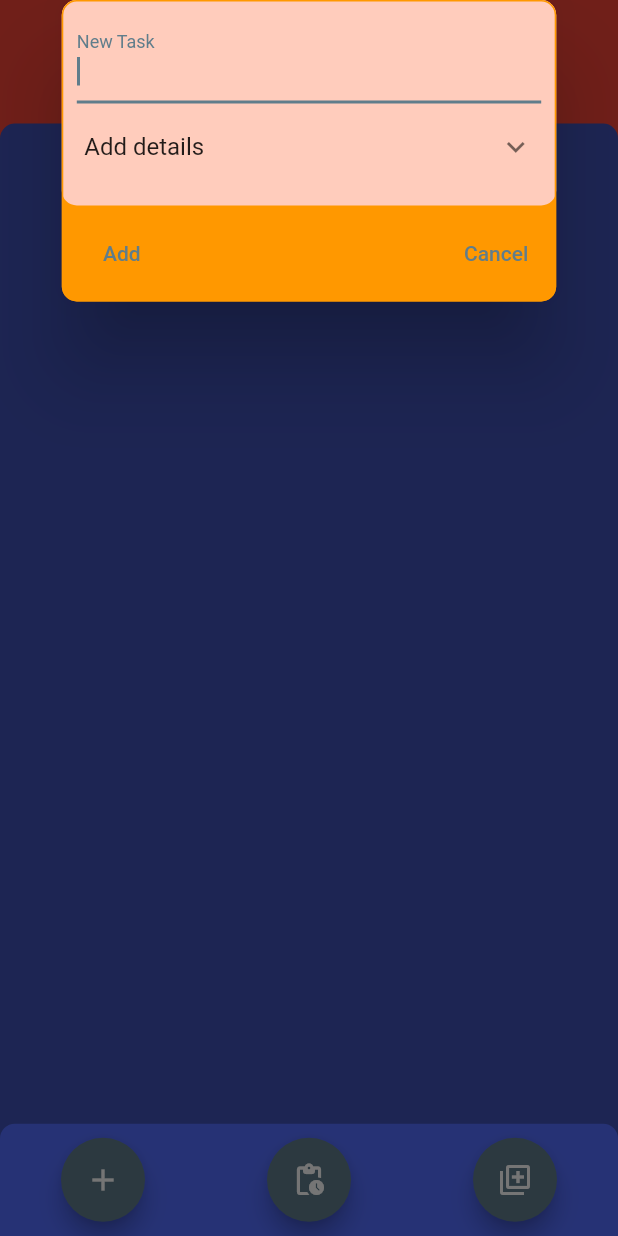
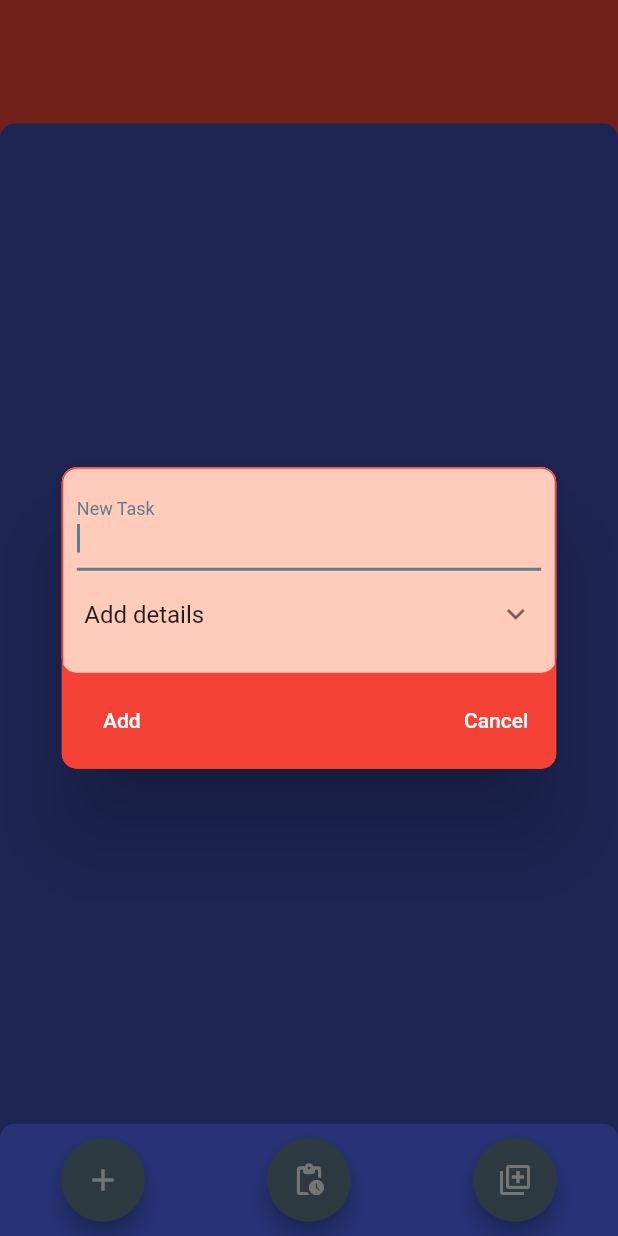
Before and after one commit to egemenongel/todeer, a Flutter app: the ListPage screen opened directly with empty values, after a tap on the "add" icon, on a phone screen of 412 x 824 dp. Run offline on Flutter 3.47's test engine with Material 2 defaults, Android fonts, the phone set to English and light mode, and no system bars; our stand-ins replace cloud_firestore, firebase_auth, firebase_core, flutter_slidable; accounts and stored records are empty.

Commit message:
Update dialogs UI

```diff
--- a/lib/pages/list_page.dart
+++ b/lib/pages/list_page.dart
@@ -103,17 +103,10 @@ class ListPage extends StatelessWidget {
                                     tooltip: "Add task",
                                     heroTag: null,
                                     onPressed: () => showDialog(
-                                        context: context,
-                                        builder: (context) =>
-                                            SingleChildScrollView(
-                                              child: Column(
-                                                mainAxisAlignment:
-                                                    MainAxisAlignment.end,
-                                                children: [
-                                                  AddTaskDialog(list: list!),
-                                                ],
-                                              ),
-                                            )),
+                                      context: context,
+                                      builder: (_) =>
+                                          AddTaskDialog(list: list!),
+                                    ),
                                     child: const Icon(
                                       Icons.add,
                                     ),
--- a/lib/widgets/dialogs/add_task_dialog.dart
+++ b/lib/widgets/dialogs/add_task_dialog.dart
@@ -19,13 +19,13 @@ class AddTaskDialog extends StatelessWidget {
   Widget build(BuildContext context) {
     return AlertDialog(
       scrollable: true,
-      backgroundColor: Colors.orange,
+      backgroundColor: Colors.red,
       insetPadding: const EdgeInsets.symmetric(horizontal: 20),
       contentPadding: EdgeInsets.zero,
       shape: RoundedRectangleBorder(
           borderRadius: BorderRadius.circular(10),
           side: const BorderSide(
-            color: Colors.orange,
+            color: Colors.red,
           )),
       content: TaskForm(
         formKey: _formKey,
@@ -55,10 +55,16 @@ class AddTaskDialog extends StatelessWidget {
                 Navigator.pop(context);
               }
             },
-            child: const Text("Add")),
+            child: const Text(
+              "Add",
+              style: TextStyle(color: Colors.white),
+            )),
         TextButton(
             onPressed: () => Navigator.pop(context),
-            child: const Text("Cancel"))
+            child: const Text(
+              "Cancel",
+              style: TextStyle(color: Colors.white),
+            ))
       ],
       actionsAlignment: MainAxisAlignment.spaceBetween,
     );
```
Also changed, not shown: lib/widgets/dialogs/edit_task_dialog.dart (+12 -7 lines).
